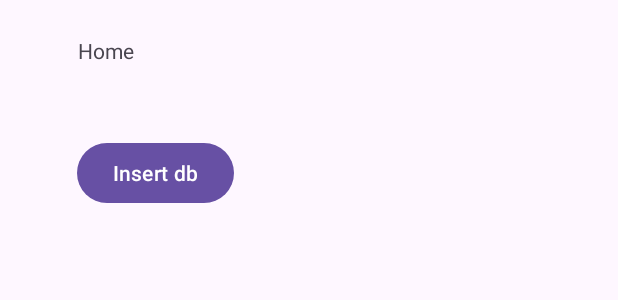
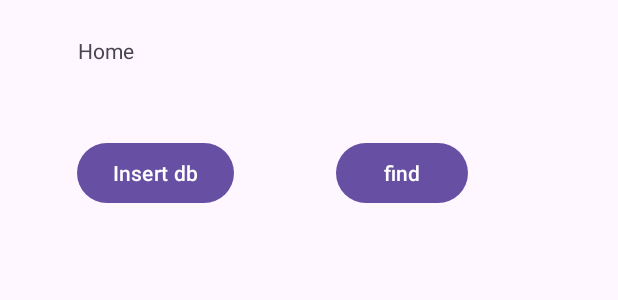
Before and after one commit to Nikshitha17/Androidapp, an Android app: the layout activity_home.xml on its own in the app's theme, with its tools: preview values and no code run, on a phone screen of 412 x 824 dp. Shown: the top 300 px of the screen. Run offline under Robolectric (Android 15) with nearby library versions, the phone set to English and light mode, and no system bars.

```diff
--- a/app/src/main/res/layout/activity_home.xml
+++ b/app/src/main/res/layout/activity_home.xml
@@ -28,5 +28,14 @@
         app:layout_constraintStart_toStartOf="parent"
         app:layout_constraintTop_toTopOf="parent" />
 
+    <Button
+        android:id="@+id/btnFind"
+        android:layout_width="wrap_content"
+        android:layout_height="wrap_content"
+        android:layout_marginEnd="100dp"
+        android:text="find"
+        app:layout_constraintBaseline_toBaselineOf="@+id/btnDbInsert"
+        app:layout_constraintEnd_toEndOf="parent" />
+
 
 </androidx.constraintlayout.widget.ConstraintLayout>
```
Also changed, not shown: app/src/main/java/com/nikapps/androidapp1/HomeActivity.kt (+19 -5 lines), app/src/main/java/com/nikapps/androidapp1/database/ItemDao.kt (+4 -3 lines).
